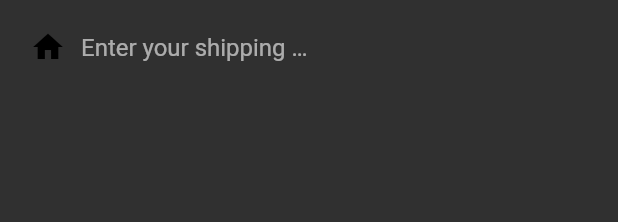
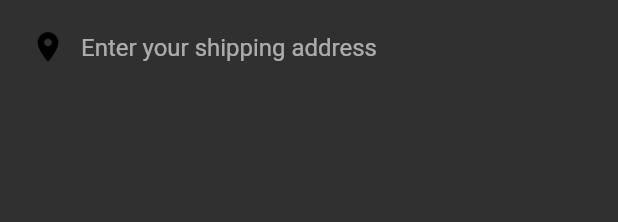
Before and after one commit to stantonius/craigstanton_flutter, a Flutter app: the PlacesSearch widget shown alone on an empty page, opened directly, on a phone screen of 412 x 824 dp. Shown: the top 222 px of the screen. Run offline on Flutter 3.47's test engine with Material 2 defaults, Android fonts, the light colour scheme and no system bars; our stand-ins replace carousel_slider, cloud_firestore, firebase_auth, firebase_core, flare_flutter, flutter_form_builder and 7 more; missing offline and left inert: cloud_firestore_web, dart:js, file_picker_cross, firebase_auth_web, firebase_core_web, flutter_auth_buttons and 4 more; accounts and stored records are empty.

Commit message:
minor weather app adjustments

```diff
--- a/lib/screen/weather_app.dart
+++ b/lib/screen/weather_app.dart
@@ -1,6 +1,7 @@
 import 'package:CraigStantonWeb/utils/layouts/ResponsiveLayout.dart';
 import 'package:CraigStantonWeb/utils/templates/main_screen_template.dart';
 import 'package:flutter/material.dart';
+import 'package:flutter_svg/flutter_svg.dart';
 
 class WeatherApp extends StatelessWidget {
   const WeatherApp({Key key}) : super(key: key);
@@ -9,8 +10,7 @@ class WeatherApp extends StatelessWidget {
   Widget build(BuildContext context) {
     final screenHeight = MediaQuery.of(context).size.height;
 
-    return MainPageTemplate(
-      Container(
+    return MainPageTemplate(Container(
         child: FractionallySizedBox(
             widthFactor: ResponsiveLayout.isSmallScreen(context) ? 0.9 : 0.4,
             // needs to be a ratio (between 0 and 1) hence divide by screenHeight again
@@ -28,19 +28,26 @@ class WeatherApp extends StatelessWidget {
                           children: [PlacesSearch()],
                         ),
                         Row(
-                      children: [Text('Yo')],
+                          children: [Text('Place')],
                         ),
+                        Row(children: [
+                          SizedBox(
+                            width: 150,
+                            height: 150,
+                            child: Image.network(
+                              'https://cdn.craigstanton.com/images/weather/sun.png',
+                            ),
+                          )
+                        ]),
                         Row(
-                      children: [Text('Pizza')],
+                          children: [Text('Temp')],
                         ),
                       ],
                     ),
                   ),
                 ],
               ),
-        ),
-      )),
-    );
+            ))));
   }
 }
 
@@ -62,9 +69,8 @@ class _PlacesSearchState extends State<PlacesSearch> {
 
   @override
   Widget build(BuildContext context) {
-    return Container(
-        child: FractionallySizedBox(
-      widthFactor: 0.5,
+    return SizedBox(
+      width: 400,
       child: TextField(
         controller: _controller,
         onTap: () async {},
@@ -73,12 +79,12 @@ class _PlacesSearchState extends State<PlacesSearch> {
               margin: EdgeInsets.only(left: 20),
               width: 10,
               height: 10,
-              child: Icon(Icons.home, color: Colors.black)),
+              child: Icon(Icons.place, color: Colors.black)),
           hintText: "Enter your shipping address",
           border: InputBorder.none,
           contentPadding: EdgeInsets.only(left: 8.0, top: 16.0),
         ),
       ),
-    ));
+    );
   }
 }
```
Also changed, not shown: pubspec.yaml (+6 -3 lines), pubspec.lock, 1 other file. Lines whose indentation alone changed are shown as unchanged.
